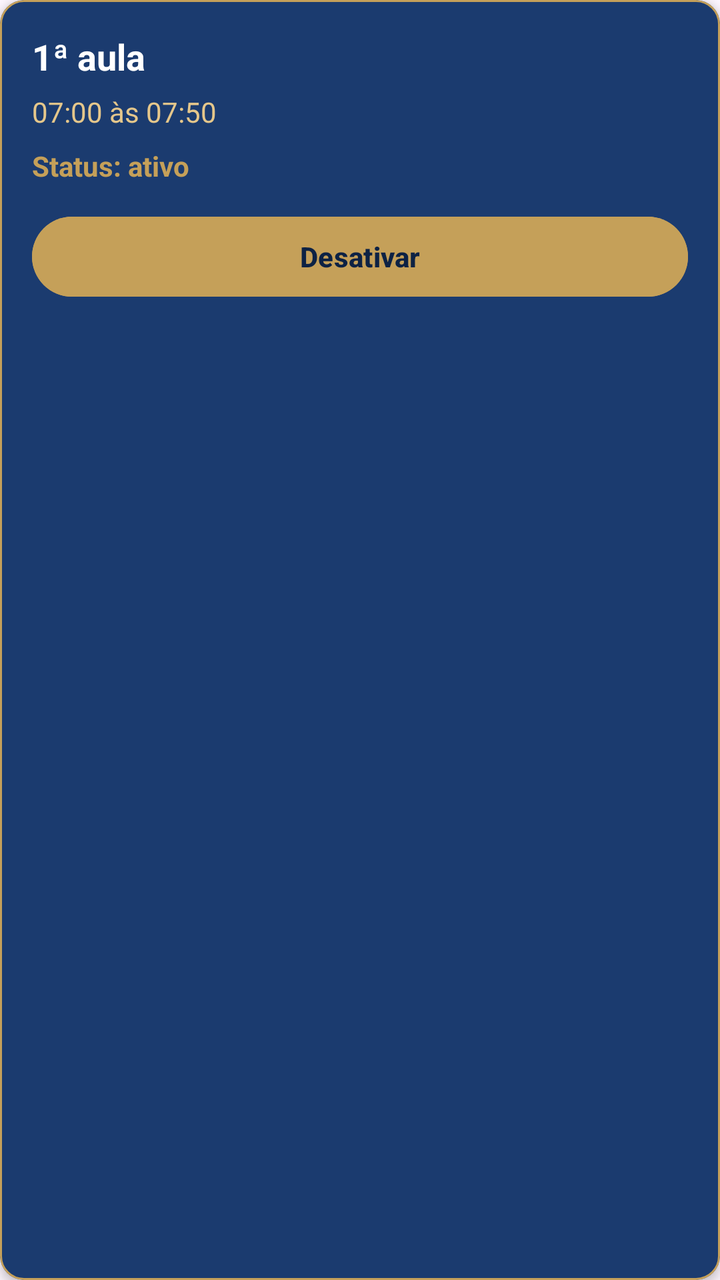
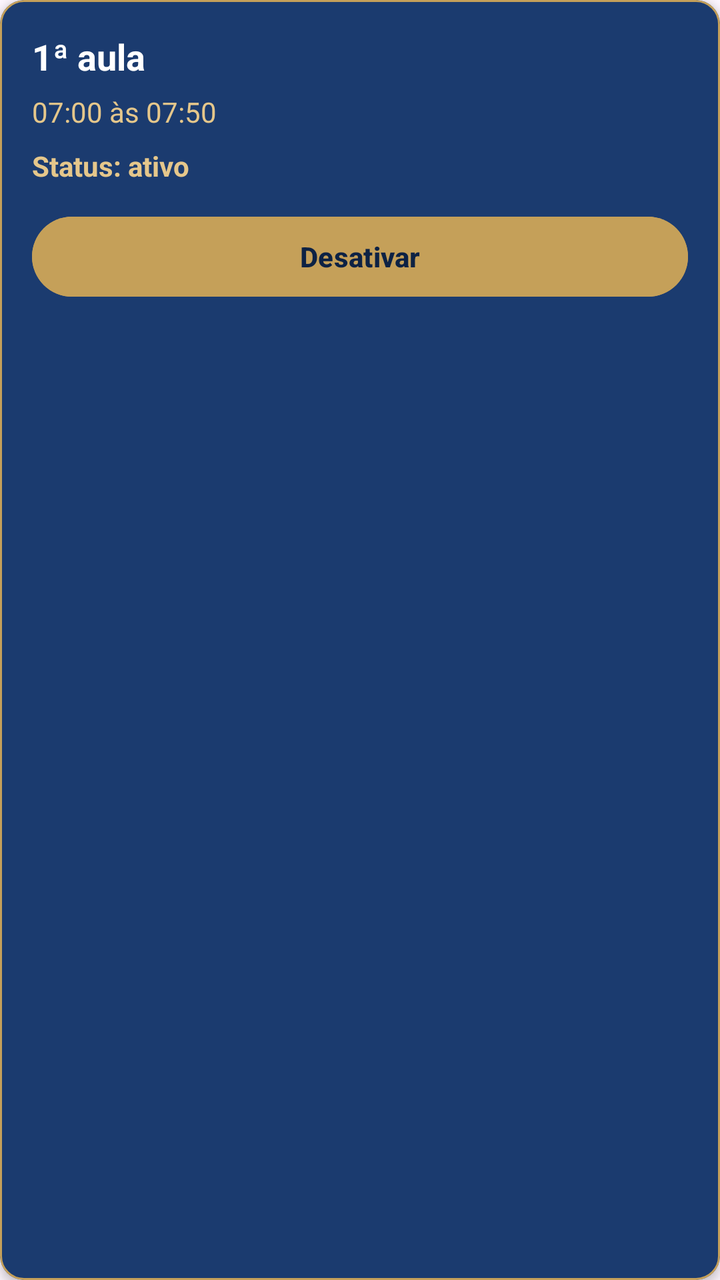

The first picture is an Android layout as it rendered before a commit; the second is the same layout after the commit. The layout source and the unified diff follow.
<!-- AndroidManifest.xml: application theme Theme.Agend -->
<!-- res/layout/item_periodo_aula.xml -->
<?xml version="1.0" encoding="utf-8"?>
<com.google.android.material.card.MaterialCardView
    xmlns:android="http://schemas.android.com/apk/res/android"
    xmlns:app="http://schemas.android.com/apk/res-auto"
    android:id="@+id/cardPeriodoAula"
    android:layout_width="match_parent"
    android:layout_height="wrap_content"
    android:layout_marginBottom="12dp"
    app:cardBackgroundColor="@color/yarooms_blue_light"
    app:cardCornerRadius="12dp"
    app:cardElevation="3dp"
    app:strokeColor="@color/yarooms_gold"
    app:strokeWidth="1dp">

    <LinearLayout
        android:layout_width="match_parent"
        android:layout_height="wrap_content"
        android:orientation="vertical"
        android:padding="16dp">

        <TextView
            android:id="@+id/textoNumeroPeriodoAula"
            android:layout_width="match_parent"
            android:layout_height="wrap_content"
            android:text="1ª aula"
            android:textColor="@color/white"
            android:textSize="18sp"
            android:textStyle="bold" />

        <TextView
            android:id="@+id/textoHorarioPeriodoAula"
            android:layout_width="match_parent"
            android:layout_height="wrap_content"
            android:text="07:00 às 07:50"
            android:textColor="@color/yarooms_gold_light"
            android:textSize="14sp"
            android:layout_marginTop="6dp" />

        <TextView
            android:id="@+id/textoStatusPeriodoAula"
            android:layout_width="match_parent"
            android:layout_height="wrap_content"
            android:text="Status: ativo"
            android:textColor="@color/yarooms_gold"
            android:textSize="14sp"
            android:textStyle="bold"
            android:layout_marginTop="8dp" />

        <Button
            android:id="@+id/botaoAlterarStatusPeriodoAula"
            android:layout_width="match_parent"
            android:layout_height="48dp"
            android:text="Desativar"
            android:textAllCaps="false"
            android:textStyle="bold"
            android:textColor="@color/yarooms_blue_dark"
            android:backgroundTint="@color/yarooms_gold"
            android:layout_marginTop="12dp" />

    </LinearLayout>

</com.google.android.material.card.MaterialCardView>
<!-- resources referenced by this layout -->
<resources>
  <color name="white">#FFFFFF</color>
  <color name="yarooms_blue_dark">#0D2244</color>
  <color name="yarooms_blue_light">#1B3B6F</color>
  <color name="yarooms_gold">#C5A059</color>
  <color name="yarooms_gold_light">#E5C78B</color>
  <style name="Theme.Agend" parent="Base.Theme.Agend" />
  <style name="Base.Theme.Agend" parent="Theme.Material3.DayNight.NoActionBar">
          <item name="android:forceDarkAllowed" tools:targetApi="q">false</item>
          
          <item name="colorError">@color/yarooms_error</item>
      </style>
  <color name="yarooms_error">#FF5252</color>
</resources>

<!-- the commit's change to res/layout/item_periodo_aula.xml (unified diff, before → after) -->
@@ -41,7 +41,7 @@
             android:layout_width="match_parent"
             android:layout_height="wrap_content"
             android:text="Status: ativo"
-            android:textColor="@color/yarooms_gold"
+            android:textColor="@color/yarooms_gold_light"
             android:textSize="14sp"
             android:textStyle="bold"
             android:layout_marginTop="8dp" />
